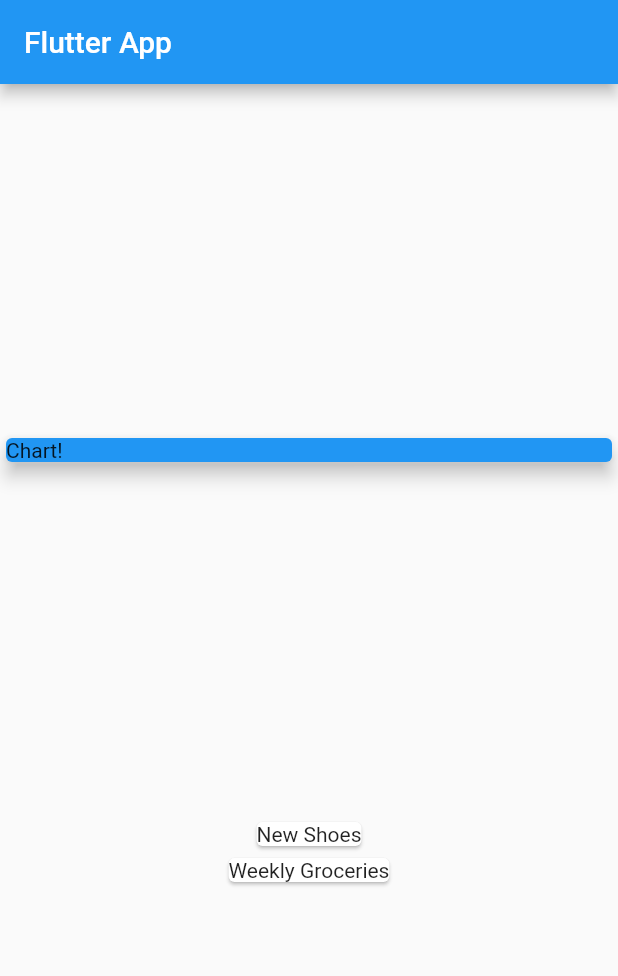
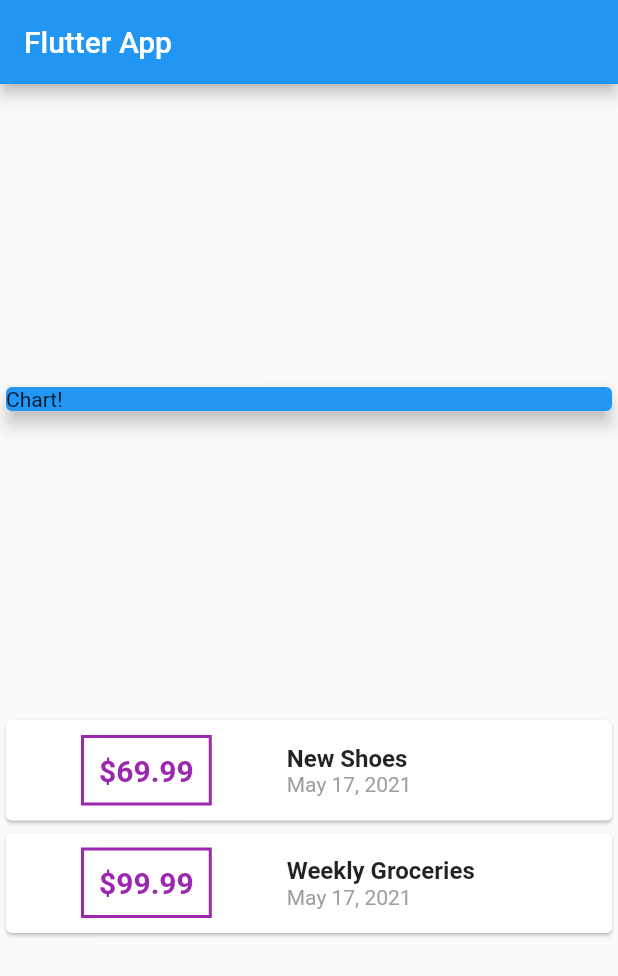
Before and after one commit to arielt/flutter_expense_planner, a Flutter app: the screen it shows after launch, on a phone screen of 412 x 824 dp. Shown: the top 976 px of the screen. Run offline on Flutter 3.47's test engine with Material 2 defaults, Android fonts, the light colour scheme and no system bars.

Commit message:
add formatting for transactions

```diff
--- a/lib/main.dart
+++ b/lib/main.dart
@@ -1,4 +1,5 @@
 import 'package:flutter/material.dart';
+import 'package:intl/intl.dart';
 
 import './transaction.dart';
 
@@ -17,9 +18,12 @@ class MyApp extends StatelessWidget {
 class MyHomePage extends StatelessWidget {
   final List<Transaction> transactions = [
     Transaction(
-        id: 't1', title: 'New Shoes', amount: 79.99, date: DateTime.now()),
+        id: 't1', title: 'New Shoes', amount: 69.99, date: DateTime.now()),
     Transaction(
-        id: 't2', title: 'Weekly Groceries', amount: 99.99, date: DateTime.now())
+        id: 't2',
+        title: 'Weekly Groceries',
+        amount: 99.99,
+        date: DateTime.now())
   ];
 
   @override
@@ -39,11 +43,34 @@ class MyHomePage extends StatelessWidget {
                 child: Container(child: Text('Chart!'), width: double.infinity),
                 elevation: 5),
           ),
-          Column(children: transactions.map((tx) {
-            return Card(
-              child: Text(tx.title)
-              );
-          }).toList(),
+          Column(
+            children: transactions.map((tx) {
+              return Card(
+                  child: Row(children: <Widget>[
+                Container(
+                    padding: EdgeInsets.all(10),
+                    margin: EdgeInsets.symmetric(vertical: 10, horizontal: 50),
+                    decoration: BoxDecoration(
+                        border: Border.all(color: Colors.purple, width: 2)),
+                    child: Text('\$${tx.amount}',
+                        style: TextStyle(
+                            fontWeight: FontWeight.bold,
+                            fontSize: 20,
+                            color: Colors.purple))),
+                Column(
+                  crossAxisAlignment: CrossAxisAlignment.start,
+                  children: <Widget>[
+                    Text(tx.title,
+                        style: TextStyle(
+                          fontWeight: FontWeight.bold,
+                          fontSize: 16,
+                        )),
+                    Text(DateFormat.yMMMd().format(tx.date),
+                        style: TextStyle(color: Colors.grey))
+                  ],
+                )
+              ]));
+            }).toList(),
           ),
         ],
       ),
--- a/pubspec.yaml
+++ b/pubspec.yaml
@@ -23,11 +23,12 @@ environment:
 dependencies:
   flutter:
     sdk: flutter
-
+  intl: ^0.17.0
 
   # The following adds the Cupertino Icons font to your application.
   # Use with the CupertinoIcons class for iOS style icons.
   cupertino_icons: ^1.0.2
+
 
 dev_dependencies:
   flutter_test:
```
Also changed, not shown: pubspec.lock.
